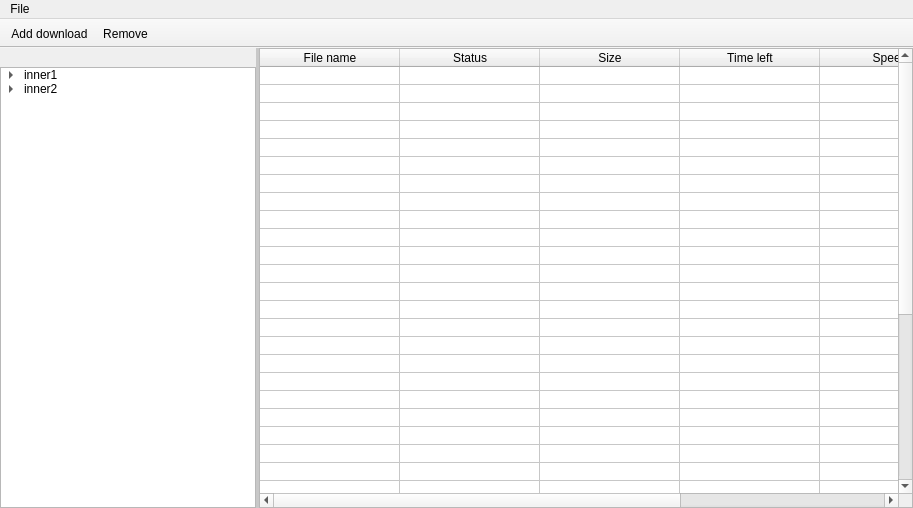
Before: the Qt Designer form myproject.ui in ChronoMonochrome/SimpleDownloader, drawn with Qt 5.
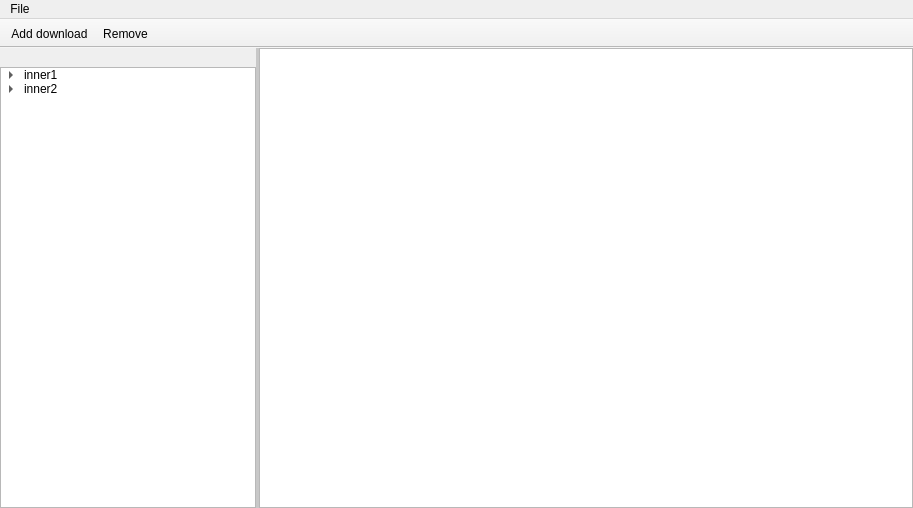
After: the same form once the commit is applied.

What changed in the file:
```diff
--- a/myproject.ui
+++ b/myproject.ui
@@ -46,251 +46,31 @@
     <item>
      <layout class="QVBoxLayout" name="verticalLayout_3">
       <item>
-       <widget class="QTableWidget" name="tableWidget">
-        <property name="sizePolicy">
-         <sizepolicy hsizetype="Expanding" vsizetype="Expanding">
-          <horstretch>0</horstretch>
-          <verstretch>0</verstretch>
-         </sizepolicy>
-        </property>
-        <property name="selectionBehavior">
-         <enum>QAbstractItemView::SelectRows</enum>
-        </property>
-        <attribute name="horizontalHeaderVisible">
-         <bool>true</bool>
-        </attribute>
-        <attribute name="horizontalHeaderDefaultSectionSize">
-         <number>140</number>
-        </attribute>
-        <attribute name="horizontalHeaderStretchLastSection">
-         <bool>true</bool>
-        </attribute>
-        <attribute name="verticalHeaderVisible">
-         <bool>false</bool>
-        </attribute>
-        <attribute name="verticalHeaderDefaultSectionSize">
-         <number>15</number>
-        </attribute>
-        <row>
-         <property name="text">
-          <string/>
+       <widget class="QTableView" name="tableView">
+         <property name="sizePolicy">
+          <sizepolicy hsizetype="Expanding" vsizetype="Expanding">
+           <horstretch>0</horstretch>
+           <verstretch>0</verstretch>
+          </sizepolicy>
          </property>
-        </row>
-        <row>
-         <property name="text">
-          <string/>
+         <property name="selectionBehavior">
+          <enum>QAbstractItemView::SelectRows</enum>
          </property>
-        </row>
-        <row>
-         <property name="text">
-          <string/>
-         </property>
-        </row>
-        <row>
-         <property name="text">
-          <string/>
-         </property>
-        </row>
-        <row>
-         <property name="text">
-          <string/>
-         </property>
-        </row>
-        <row>
-         <property name="text">
-          <string/>
-         </property>
-        </row>
-        <row>
-         <property name="text">
-          <string/>
-         </property>
-        </row>
-        <row>
-         <property name="text">
-          <string/>
-         </property>
-        </row>
-        <row>
-         <property name="text">
-          <string/>
-         </property>
-        </row>
-        <row>
-         <property name="text">
-          <string/>
-         </property>
-        </row>
-        <row>
-         <property name="text">
-          <string/>
-         </property>
-        </row>
-        <row>
-         <property name="text">
-          <string/>
-         </property>
-        </row>
-        <row>
-         <property name="text">
-          <string/>
-         </property>
-        </row>
-        <row>
-         <property name="text">
-          <string/>
-         </property>
-        </row>
-        <row>
-         <property name="text">
-          <string/>
-         </property>
-        </row>
-        <row>
-         <property name="text">
-          <string/>
-         </property>
-        </row>
-        <row>
-         <property name="text">
-          <string/>
-         </property>
-        </row>
-        <row>
-         <property name="text">
-          <string/>
-         </property>
-        </row>
-        <row>
-         <property name="text">
-          <string/>
-         </property>
-        </row>
-        <row>
-         <property name="text">
-          <string/>
-         </property>
-        </row>
-        <row>
-         <property name="text">
-          <string/>
-         </property>
-        </row>
-        <row>
-         <property name="text">
-          <string/>
-         </property>
-        </row>
-        <row>
-         <property name="text">
-          <string/>
-         </property>
-        </row>
-        <row>
-         <property name="text">
-          <string/>
-         </property>
-        </row>
-        <row>
-         <property name="text">
-          <string/>
-         </property>
-        </row>
-        <row>
-         <property name="text">
-          <string/>
-         </property>
-        </row>
-        <row>
-         <property name="text">
-          <string/>
-         </property>
-        </row>
-        <row>
-         <property name="text">
-          <string/>
-         </property>
-        </row>
-        <row>
-         <property name="text">
-          <string/>
-         </property>
-        </row>
-        <row>
-         <property name="text">
-          <string/>
-         </property>
-        </row>
-        <row>
-         <property name="text">
-          <string/>
-         </property>
-        </row>
-        <row>
-         <property name="text">
-          <string/>
-         </property>
-        </row>
-        <row>
-         <property name="text">
-          <string/>
-         </property>
-        </row>
-        <row>
-         <property name="text">
-          <string/>
-         </property>
-        </row>
-        <row>
-         <property name="text">
-          <string/>
-         </property>
-        </row>
-        <row>
-         <property name="text">
-          <string/>
-         </property>
-        </row>
-        <row>
-         <property name="text">
-          <string/>
-         </property>
-        </row>
-        <row>
-         <property name="text">
-          <string/>
-         </property>
-        </row>
-        <column>
-         <property name="text">
-          <string>File name</string>
-         </property>
-        </column>
-        <column>
-         <property name="text">
-          <string>Status</string>
-         </property>
-        </column>
-        <column>
-         <property name="text">
-          <string>Size</string>
-         </property>
-        </column>
-        <column>
-         <property name="text">
-          <string>Time left</string>
-         </property>
-        </column>
-        <column>
-         <property name="text">
-          <string>Speed</string>
-         </property>
-        </column>
-        <column>
-         <property name="text">
-          <string>Description</string>
-         </property>
-        </column>
+         <attribute name="horizontalHeaderVisible">
+          <bool>true</bool>
+         </attribute>
+         <attribute name="horizontalHeaderDefaultSectionSize">
+          <number>140</number>
+         </attribute>
+         <attribute name="horizontalHeaderStretchLastSection">
+          <bool>true</bool>
+         </attribute>
+         <attribute name="verticalHeaderVisible">
+          <bool>false</bool>
+         </attribute>
+         <attribute name="verticalHeaderDefaultSectionSize">
+          <number>15</number>
+         </attribute>
        </widget>
       </item>
      </layout>
```
